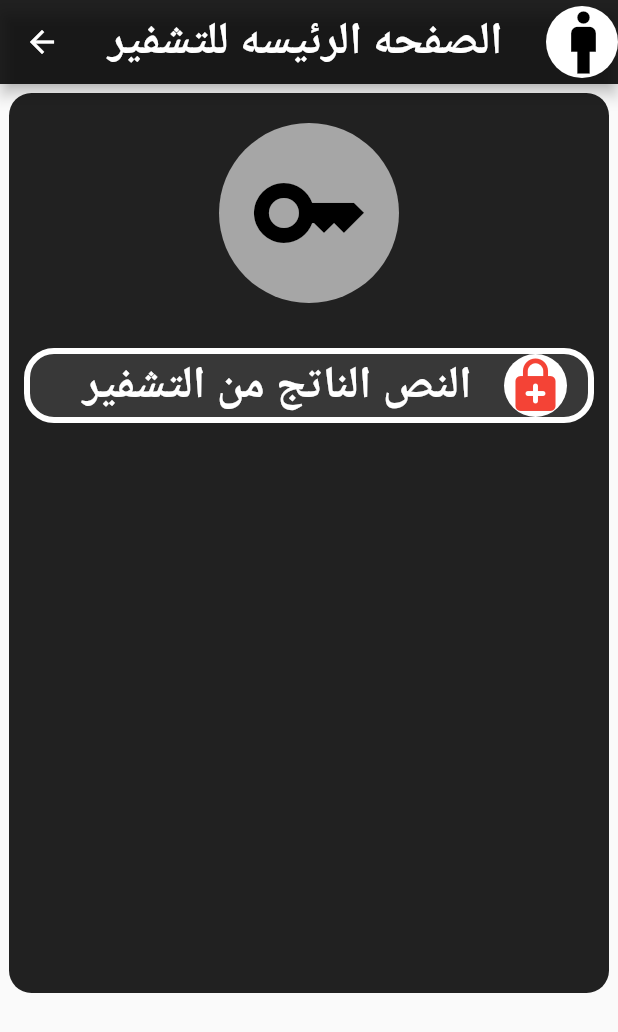
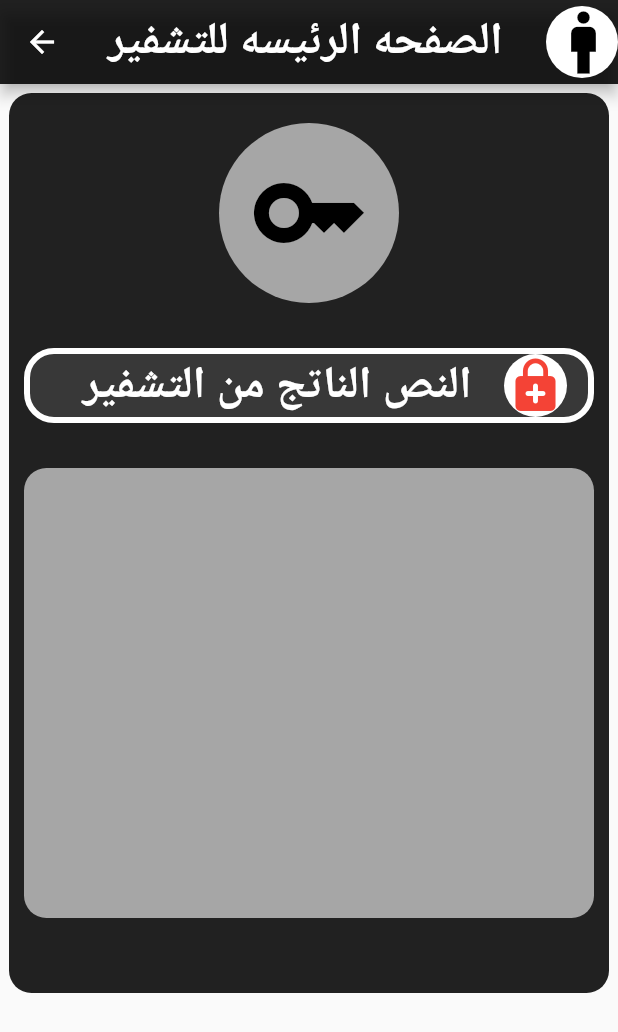
Before and after one commit to salahalddinn/project_flutter, a Flutter app: the master screen opened directly, on a phone screen of 412 x 824 dp. Shown: the top 1032 px of the screen. Run offline on Flutter 3.47's test engine with Material 2 defaults, Android fonts, the phone set to English and light mode, and no system bars.

Commit message:
create  the container down the Row

```diff
--- a/lib/master.dart
+++ b/lib/master.dart
@@ -58,6 +58,16 @@ class master extends StatelessWidget {
                   ),
                 ],
               ),
+            ),
+            SizedBox(height: 10,),
+            Container(
+              width: double.infinity,
+              height: 300,
+             margin: EdgeInsets.all(10),
+             decoration: BoxDecoration(
+               color: Colors.white60,
+               borderRadius: BorderRadius.circular(15),
+             ),
             )
           ],
         ),
```
